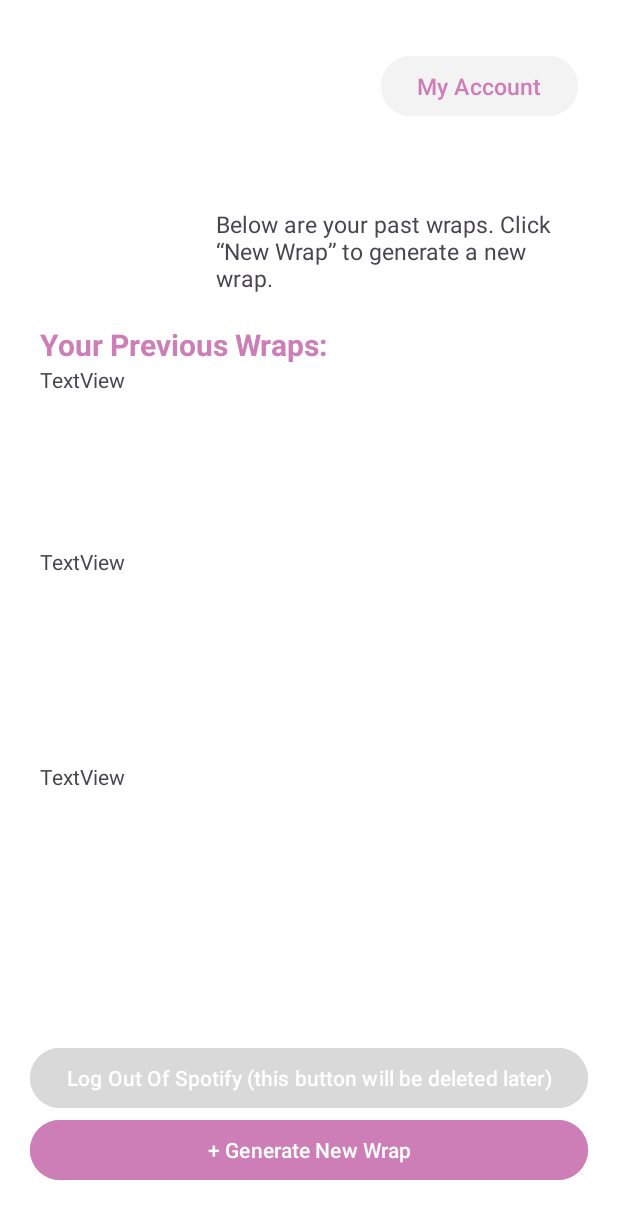
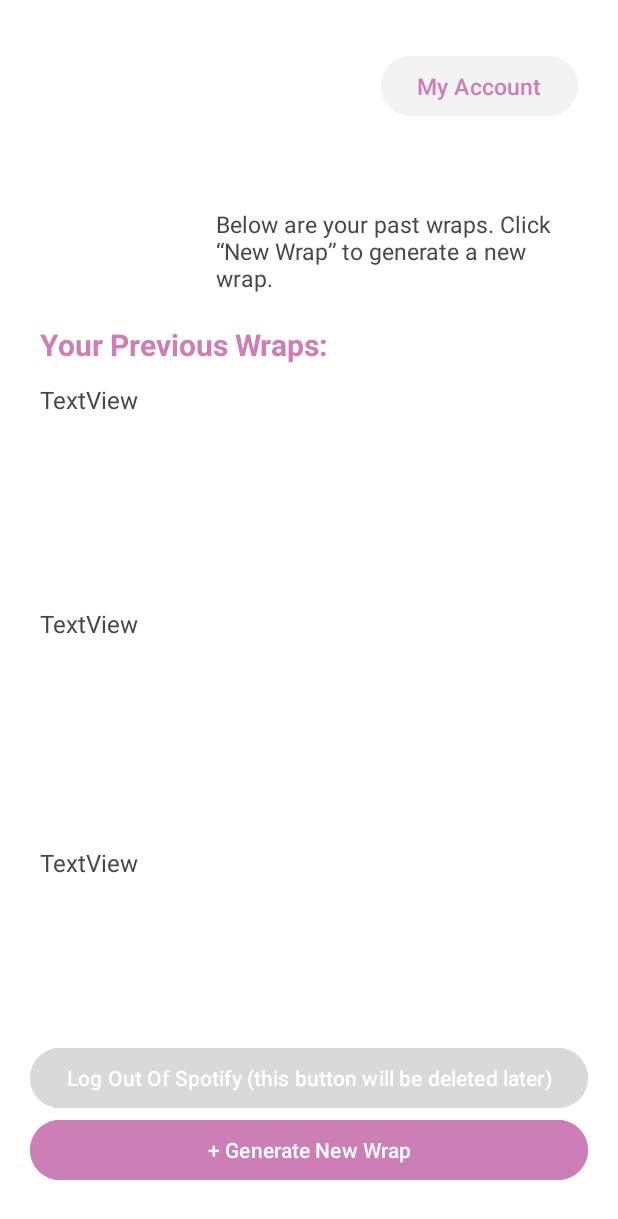
Before and after one commit to asalontai/spotify-wrapped, an Android app: the LoggedInActivity screen opened directly, with no data from a screen before it, on a phone screen of 412 x 824 dp. Shown: the top 1219 px of the screen. Run offline under Robolectric (Android 15) with nearby library versions, the phone set to English and light mode, and no system bars; our stand-ins replace Firebase (no records; nobody signed in at launch, a user with empty details on screens opened directly), Picasso; libraries missing offline, so code that uses them is left out: com.spotify.sdk; pictures from the network do not load.

Commit message:
firebase
more firebase

```diff
--- a/app/src/main/res/layout/activity_logged_in.xml
+++ b/app/src/main/res/layout/activity_logged_in.xml
@@ -77,20 +77,26 @@
             android:id="@+id/pastWrap1"
             android:layout_width="match_parent"
             android:layout_height="121dp"
-            android:text="TextView" />
+            android:layout_marginTop="12dp"
+            android:layout_marginBottom="16dp"
+            android:text="TextView"
+            android:textSize="16sp" />
 
         <TextView
             android:id="@+id/pastWrap2"
             android:layout_width="match_parent"
             android:layout_height="143dp"
-            android:text="TextView" />
+            android:layout_marginTop="12dp"
+            android:layout_marginBottom="16dp"
+            android:text="TextView"
+            android:textSize="16sp" />
 
         <TextView
             android:id="@+id/pastWrap3"
             android:layout_width="match_parent"
             android:layout_height="161dp"
-            android:text="TextView" />
-
+            android:text="TextView"
+            android:textSize="16sp" />
 
     </LinearLayout>
 
```
Also changed, not shown: app/src/main/java/com/example/myapplication/LoggedInActivity.java (+19 -6 lines).
